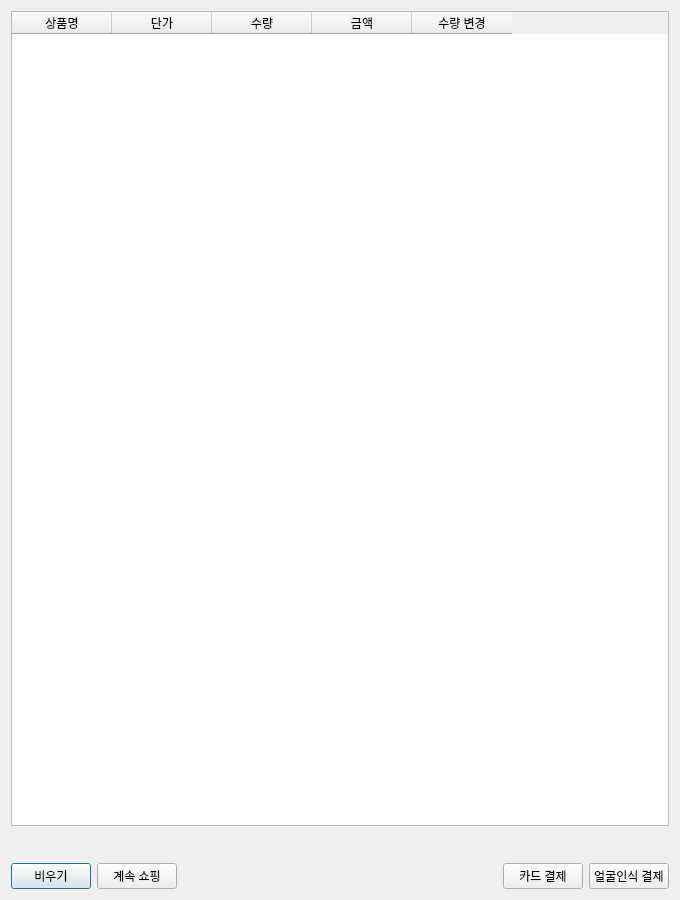
This is qt/client/cart.ui in ginjuns/SNAP as Qt 5 draws it before an edit. The edited form follows.
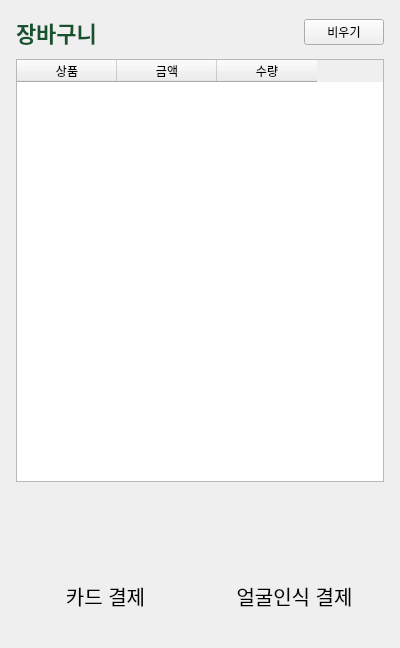
This is the edited form.

```diff
--- a/qt/client/cart.ui
+++ b/qt/client/cart.ui
@@ -1,19 +1,65 @@
 <?xml version="1.0" encoding="UTF-8"?>
 <ui version="4.0">
  <class>Cart</class>
- <widget class="QDialog" name="Cart">
+ <widget class="QWidget" name="Cart">
   <property name="geometry">
    <rect>
     <x>0</x>
     <y>0</y>
-    <width>680</width>
-    <height>900</height>
+    <width>400</width>
+    <height>648</height>
    </rect>
   </property>
-  <property name="windowTitle">
-   <string>장바구니</string>
-  </property>
-  <layout class="QVBoxLayout" name="verticalLayout">
+  <layout class="QVBoxLayout" name="verticalLayout" stretch="0,1,0,0,0">
+   <property name="spacing">
+    <number>10</number>
+   </property>
+   <property name="leftMargin">
+    <number>16</number>
+   </property>
+   <property name="topMargin">
+    <number>16</number>
+   </property>
+   <property name="rightMargin">
+    <number>16</number>
+   </property>
+   <property name="bottomMargin">
+    <number>16</number>
+   </property>
+   <item>
+    <layout class="QHBoxLayout" name="layoutTitle">
+     <item>
+      <widget class="QLabel" name="lblTitle">
+       <property name="styleSheet">
+        <string notr="true">font-size: 22px; font-weight: bold; color: #14532d;</string>
+       </property>
+       <property name="text">
+        <string>장바구니</string>
+       </property>
+      </widget>
+     </item>
+     <item>
+      <spacer name="spacerTitle">
+       <property name="orientation">
+        <enum>Qt::Horizontal</enum>
+       </property>
+       <property name="sizeHint" stdset="0">
+        <size>
+         <width>0</width>
+         <height>0</height>
+        </size>
+       </property>
+      </spacer>
+     </item>
+     <item>
+      <widget class="QPushButton" name="btnClear">
+       <property name="text">
+        <string>비우기</string>
+       </property>
+      </widget>
+     </item>
+    </layout>
+   </item>
    <item>
     <widget class="QTableWidget" name="table">
      <property name="editTriggers">
@@ -22,22 +68,15 @@
      <property name="selectionMode">
       <enum>QAbstractItemView::NoSelection</enum>
      </property>
+     <property name="showGrid">
+      <bool>false</bool>
+     </property>
      <attribute name="verticalHeaderVisible">
       <bool>false</bool>
      </attribute>
      <column>
       <property name="text">
-       <string>상품명</string>
-      </property>
-     </column>
-     <column>
-      <property name="text">
-       <string>단가</string>
-      </property>
-     </column>
-     <column>
-      <property name="text">
-       <string>수량</string>
+       <string>상품</string>
       </property>
      </column>
      <column>
@@ -47,7 +86,7 @@
      </column>
      <column>
       <property name="text">
-       <string>수량 변경</string>
+       <string>수량</string>
       </property>
      </column>
     </widget>
@@ -55,7 +94,14 @@
    <item>
     <layout class="QHBoxLayout" name="horizontalLayout">
      <item>
-      <spacer name="horizontalSpacer">
+      <widget class="QLabel" name="lblCount">
+       <property name="styleSheet">
+        <string notr="true">font-size: 16px; color: #3d6b4c;</string>
+       </property>
+      </widget>
+     </item>
+     <item>
+      <spacer name="spacerTotal">
        <property name="orientation">
         <enum>Qt::Horizontal</enum>
        </property>
@@ -70,50 +116,32 @@
      <item>
       <widget class="QLabel" name="lblTotal">
        <property name="styleSheet">
-        <string notr="true">font-size: 22px; font-weight: bold;</string>
-       </property>
-      </widget>
-     </item>
-     <item alignment="Qt::AlignBottom">
-      <widget class="QLabel" name="lblBalance">
-       <property name="styleSheet">
-        <string notr="true">font-size: 14px; color: #52514e;</string>
+        <string notr="true">font-size: 28px; font-weight: bold; color: #14532d;</string>
        </property>
       </widget>
      </item>
     </layout>
    </item>
    <item>
-    <layout class="QHBoxLayout" name="horizontalLayout_2">
-     <item>
-      <widget class="QPushButton" name="btnClear">
-       <property name="text">
-        <string>비우기</string>
-       </property>
-      </widget>
-     </item>
-     <item>
-      <widget class="QPushButton" name="btnBack">
-       <property name="text">
-        <string>계속 쇼핑</string>
-       </property>
-      </widget>
-     </item>
-     <item>
-      <spacer name="horizontalSpacer_2">
-       <property name="orientation">
-        <enum>Qt::Horizontal</enum>
-       </property>
-       <property name="sizeHint" stdset="0">
-        <size>
-         <width>0</width>
-         <height>0</height>
-        </size>
-       </property>
-      </spacer>
-     </item>
+    <widget class="QLabel" name="lblBalance">
+     <property name="styleSheet">
+      <string notr="true">font-size: 14px; color: #3d6b4c;</string>
+     </property>
+     <property name="alignment">
+      <set>Qt::AlignRight|Qt::AlignVCenter</set>
+     </property>
+    </widget>
+   </item>
+   <item>
+    <layout class="QHBoxLayout" name="layoutPay">
+     <property name="spacing">
+      <number>10</number>
+     </property>
      <item>
       <widget class="QPushButton" name="btnCard">
+       <property name="styleSheet">
+        <string notr="true">font-size: 20px; min-height: 72px; border-radius: 14px;</string>
+       </property>
        <property name="text">
         <string>카드 결제</string>
        </property>
@@ -121,6 +149,9 @@
      </item>
      <item>
       <widget class="QPushButton" name="btnFace">
+       <property name="styleSheet">
+        <string notr="true">font-size: 20px; min-height: 72px; border-radius: 14px;</string>
+       </property>
        <property name="text">
         <string>얼굴인식 결제</string>
        </property>
```
Left out of the diff: 2 changed lines with no effect on the pictures.
